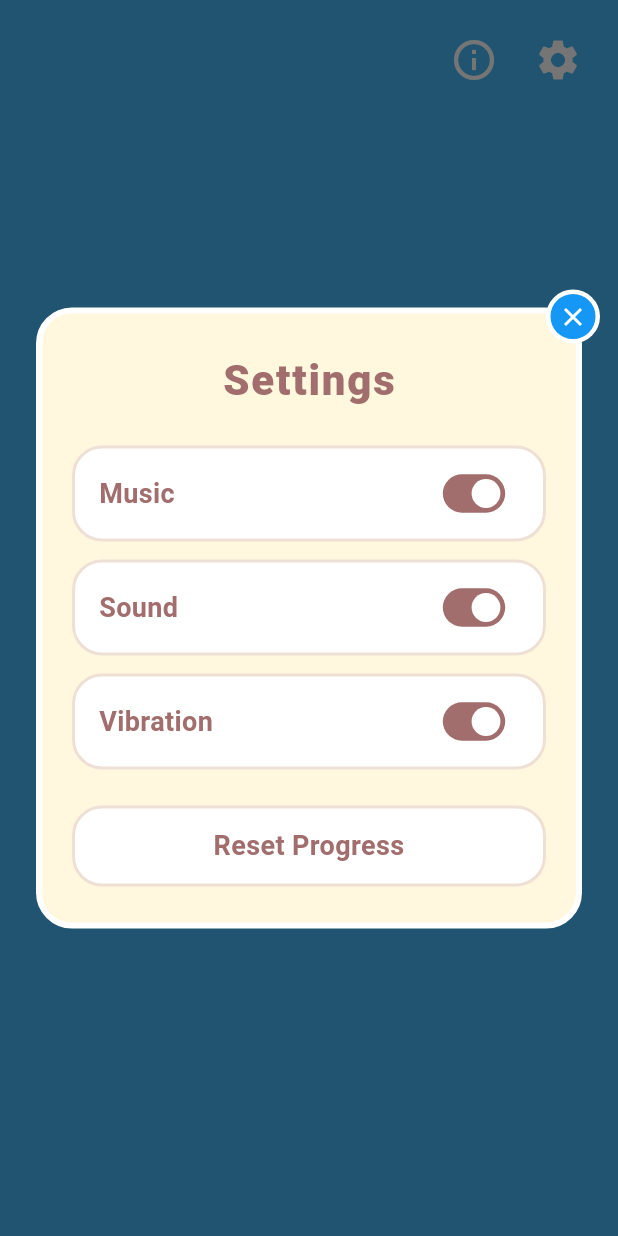
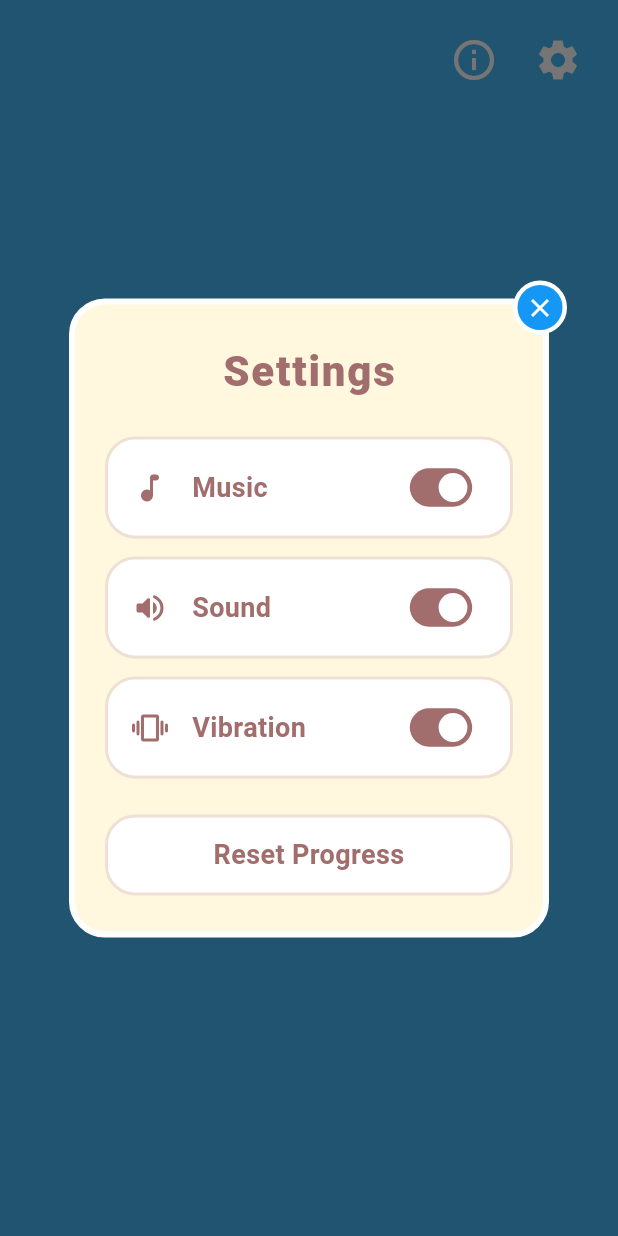
Before and after one commit to nguyenthilocnhi/PRM_Project, a Flutter app: the screen it shows after launch, after a tap on the "settings" icon, on a phone screen of 412 x 824 dp. Run offline on Flutter 3.47's test engine with Material 3 defaults, Android fonts, the phone set to English and light mode, and no system bars; our stand-ins replace audioplayers, confetti, shared_preferences, vibration; Roboto replaces fonts that are missing (Arial).

Commit message:
style: Redesign settings dialog for a more compact and elegant look with icons

```diff
--- a/lib/features/screens/game_screen.dart
+++ b/lib/features/screens/game_screen.dart
@@ -362,7 +362,7 @@ class _GameScreenState extends State<GameScreen> {
             padding: const EdgeInsets.symmetric(horizontal: 4),
             child: Icon(
               isError ? Icons.close_rounded : Icons.favorite_rounded,
-              color: isError ? Colors.red : const Color(0xffdcdcdc),
+              color: Colors.red,
               size: 28,
             ),
           );
--- a/lib/features/screens/settings_screen.dart
+++ b/lib/features/screens/settings_screen.dart
@@ -21,7 +21,7 @@ class SettingsDialog extends StatelessWidget {
         alignment: Alignment.topRight,
         children: [
           Container(
-            width: double.infinity,
+            width: 320, // Constrain width for a compact look
             padding: const EdgeInsets.fromLTRB(20, 24, 20, 24),
             decoration: BoxDecoration(
               color: const Color(0xfffff8df), // Beige background
@@ -43,18 +43,21 @@ class SettingsDialog extends StatelessWidget {
                 const SizedBox(height: 24),
                 _buildSettingRow(
                   title: 'Music',
+                  icon: Icons.music_note_rounded,
                   value: settingsProvider.isMusicEnabled,
                   onChanged: (val) => settingsProvider.toggleMusic(),
                 ),
                 const SizedBox(height: 12),
                 _buildSettingRow(
                   title: 'Sound',
+                  icon: Icons.volume_up_rounded,
                   value: settingsProvider.isSfxEnabled,
                   onChanged: (val) => settingsProvider.toggleSfx(),
                 ),
                 const SizedBox(height: 12),
                 _buildSettingRow(
                   title: 'Vibration',
+                  icon: Icons.vibration_rounded,
                   value: settingsProvider.isVibrationEnabled,
                   onChanged: (val) => settingsProvider.toggleVibration(),
                 ),
@@ -87,25 +90,29 @@ class SettingsDialog extends StatelessWidget {
 
   Widget _buildSettingRow({
     required String title,
+    required IconData icon,
     required bool value,
     required ValueChanged<bool> onChanged,
   }) {
     return Container(
-      padding: const EdgeInsets.symmetric(horizontal: 16, vertical: 6),
+      padding: const EdgeInsets.symmetric(horizontal: 16, vertical: 8),
       decoration: BoxDecoration(
         color: Colors.white,
         borderRadius: BorderRadius.circular(20),
         border: Border.all(color: const Color(0xffefe0d5), width: 2), // Subtle border
       ),
       child: Row(
-        mainAxisAlignment: MainAxisAlignment.spaceBetween,
         children: [
-          Text(
-            title,
-            style: const TextStyle(
-              color: Color(0xffa16d6d),
-              fontSize: 18,
-              fontWeight: FontWeight.bold,
+          Icon(icon, color: const Color(0xffa16d6d), size: 24),
+          const SizedBox(width: 16),
+          Expanded(
+            child: Text(
+              title,
+              style: const TextStyle(
+                color: Color(0xffa16d6d),
+                fontSize: 18,
+                fontWeight: FontWeight.bold,
+              ),
             ),
           ),
           Transform.scale(
```
